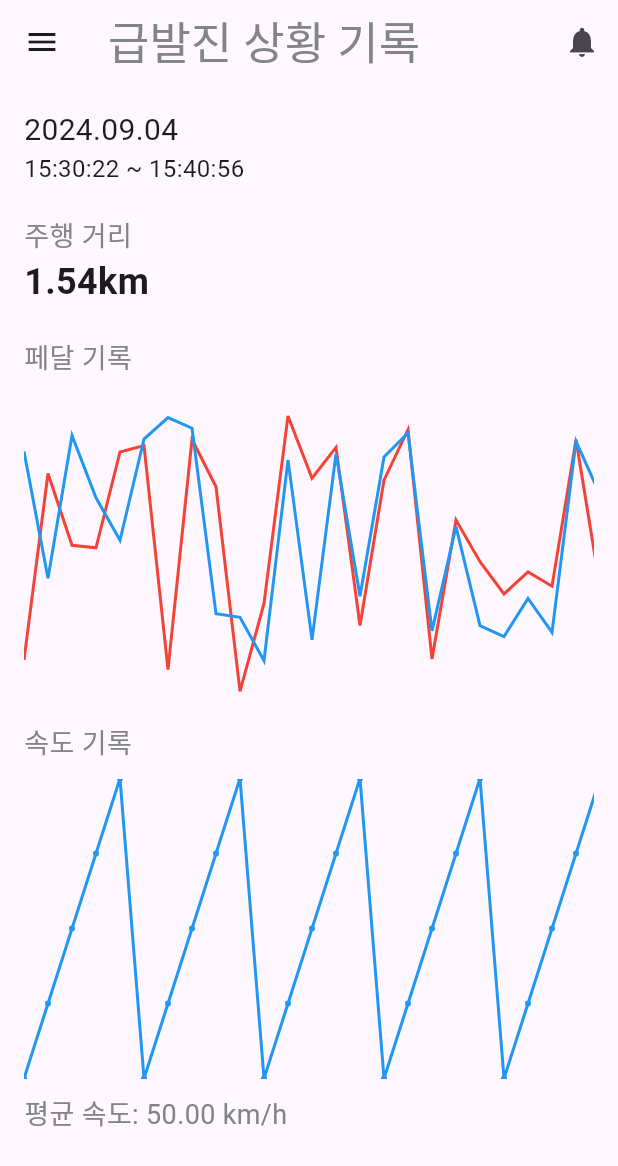
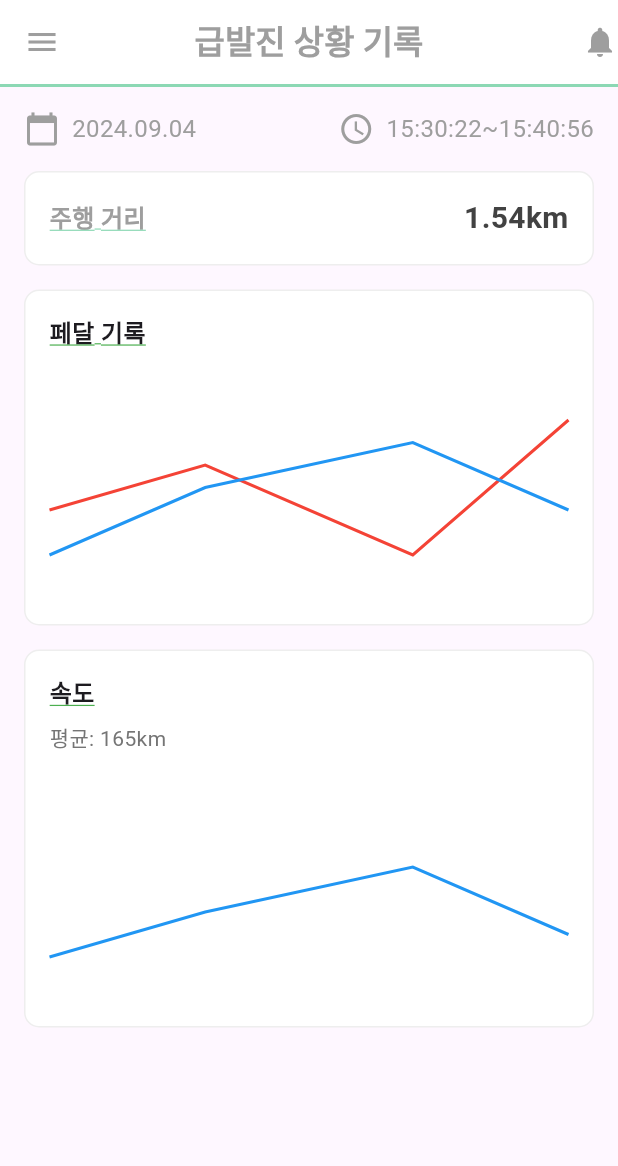
Before and after one commit to Sl0wmon/Frontend, a Flutter app: the RecordPage screen opened by its route, on a phone screen of 412 x 824 dp. Shown: the top 1166 px of the screen. Run offline on Flutter 3.47's test engine with Material 3 defaults, Android fonts, the phone set to English and light mode, and no system bars; Roboto replaces fonts that are missing (head).

Commit message:
record 페이지 대개편

```diff
--- /dev/null
+++ b/lib/graph_card.dart
@@ -0,0 +1,51 @@
+import 'package:flutter/material.dart';
+
+class GraphCard extends StatelessWidget {
+  final String title;
+  final String? subtitle;
+  final Widget child;
+
+  const GraphCard({
+    required this.title,
+    this.subtitle,
+    required this.child,
+  });
+
+  @override
+  Widget build(BuildContext context) {
+    return Container(
+      padding: EdgeInsets.all(16),
+      decoration: BoxDecoration(
+        color: Colors.white,
+        borderRadius: BorderRadius.circular(10),
+        border: Border.all(color: Colors.grey[200]!),
+      ),
+      child: Column(
+        crossAxisAlignment: CrossAxisAlignment.start,
+        children: [
+          Text(
+            title,
+            style: TextStyle(
+              fontSize: 16,
+              fontWeight: FontWeight.bold,
+              decoration: TextDecoration.underline,
+              decorationColor: Colors.green,
+            ),
+          ),
+          if (subtitle != null) ...[
+            SizedBox(height: 8),
+            Text(
+              subtitle!,
+              style: TextStyle(fontSize: 14, color: Colors.grey[600]),
+            ),
+          ],
+          SizedBox(height: 16),
+          Container(
+            height: 150,
+            child: child,
+          ),
+        ],
+      ),
+    );
+  }
+}
--- /dev/null
+++ b/lib/info_box.dart
@@ -0,0 +1,22 @@
+import 'package:flutter/material.dart';
+
+class InfoBox extends StatelessWidget {
+  final IconData icon;
+  final String text;
+
+  const InfoBox({required this.icon, required this.text});
+
+  @override
+  Widget build(BuildContext context) {
+    return Row(
+      children: [
+        Icon(icon, color: Colors.grey),
+        SizedBox(width: 8),
+        Text(
+          text,
+          style: TextStyle(fontSize: 16, color: Colors.grey),
+        ),
+      ],
+    );
+  }
+}
--- a/lib/main.dart
+++ b/lib/main.dart
@@ -20,7 +20,7 @@
       theme: ThemeData(
         primarySwatch: Colors.teal,
       ),
-      home: MyPage(),
+      home: LoginPage(),
       routes: {
         '/record': (context) => RecordPage(),
         '/dashboard': (context) => DashboardPage(),
--- /dev/null
+++ b/lib/pedal_chart.dart
@@ -0,0 +1,49 @@
+import 'package:flutter/material.dart';
+
+class PedalChart extends StatelessWidget {
+  @override
+  Widget build(BuildContext context) {
+    return Container(
+      height: 150,
+      width: double.infinity,
+      child: CustomPaint(
+        painter: PedalChartPainter(),
+      ),
+    );
+  }
+}
+
+class PedalChartPainter extends CustomPainter {
+  @override
+  void paint(Canvas canvas, Size size) {
+    final redPaint = Paint()
+      ..color = Colors.red
+      ..strokeWidth = 2
+      ..style = PaintingStyle.stroke;
+
+    final bluePaint = Paint()
+      ..color = Colors.blue
+      ..strokeWidth = 2
+      ..style = PaintingStyle.stroke;
+
+    // 페달 그래프 데이터
+    final pedalPath = Path()
+      ..moveTo(0, size.height * 0.6) // 시작점
+      ..lineTo(size.width * 0.3, size.height * 0.4)
+      ..lineTo(size.width * 0.7, size.height * 0.8)
+      ..lineTo(size.width, size.height * 0.2);
+
+    final pedalPath2 = Path()
+      ..moveTo(0, size.height * 0.8)
+      ..lineTo(size.width * 0.3, size.height * 0.5)
+      ..lineTo(size.width * 0.7, size.height * 0.3)
+      ..lineTo(size.width, size.height * 0.6);
+
+    // 그래프 그리기
+    canvas.drawPath(pedalPath, redPaint); // 브레이크 그래프
+    canvas.drawPath(pedalPath2, bluePaint); // 엑셀러레이터 그래프
+  }
+
+  @override
+  bool shouldRepaint(CustomPainter oldDelegate) => false;
+}
--- a/lib/record_page.dart
+++ b/lib/record_page.dart
@@ -1,189 +1,11 @@
-import 'dart:math';
 import 'package:flutter/material.dart';
-import 'dashboard_page.dart';
-import 'speed_chart_painter.dart';  // SpeedChartPainter import
-import 'pedal_chart_painter.dart';  // PedalChartPainter import
-import 'package:http/http.dart' as http;
-import 'dart:convert';
-import 'dart:async';
+import 'info_box.dart';
+import 'stat_box.dart';
+import 'graph_card.dart';
+import 'pedal_chart.dart';
+import 'speed_chart.dart';
 
 class RecordPage extends StatelessWidget {
-  @override
-  Widget build(BuildContext context) {
-    // 임의의 속도 데이터 (50개의 임의 속도 값)
-    final List<double> speedData = List.generate(50, (index) => (index % 5) * 20.0 + 10.0);
-    final double averageSpeed = speedData.reduce((a, b) => a + b) / speedData.length;
-
-    // 브레이크와 엑셀러레이터 페달의 임의 데이터 생성
-    final random = Random();
-    final List<double> brakeData = List.generate(50, (index) => random.nextDouble());  // 0과 1 사이의 랜덤 값
-    final List<double> accelData = List.generate(50, (index) => random.nextDouble());  // 0과 1 사이의 랜덤 값
-
-    return Scaffold(
-      appBar: AppBar(
-        title: Text(
-          '급발진 상황 기록',
-          style: TextStyle(
-              fontFamily: 'head',
-              fontSize: 30,
-              color: colorFromHex('#818585')
-          ),
-        ),
-        actions: [
-          IconButton(
-            icon: Icon(Icons.notifications),
-            onPressed: () {
-              // 알림 아이콘 클릭 시 동작
-            },
-          ),
-        ],
-        leading: Builder(
-          builder: (context) => IconButton(
-            icon: Icon(Icons.menu),
-            onPressed: () {
-              Scaffold.of(context).openDrawer();
-            },
-          ),
-        ),
-      ),
-      drawer: _buildDrawer(context),
-      body: Padding(
-        padding: const EdgeInsets.all(16.0),
-        child: Column(
-          crossAxisAlignment: CrossAxisAlignment.start,
-          children: [
-            Text('2024.09.04',
-                style: TextStyle(
-                    fontSize: 20,
-                    fontFamily: 'head'
-                )
-            ),
-            Text('15:30:22 ~ 15:40:56',
-                style: TextStyle(
-                    fontSize: 16,
-                    fontFamily: 'head'
-                )
-            ),
-            SizedBox(height: 20),
-            Text('주행 거리',
-                style: TextStyle(
-                    fontSize: 18,
-                    fontFamily: 'head',
-                    color: colorFromHex('#818585')
-                )
-            ),
-            Text('1.54km',
-                style: TextStyle(
-                    fontSize: 24,
-                    fontWeight: FontWeight.bold,
-                    fontFamily: 'head'
-                )
-            ),
-            SizedBox(height: 20),
-            Text('페달 기록',
-                style: TextStyle(
-                    fontSize: 18,
-                    fontFamily: 'head',
-                    color: colorFromHex('#818585')
-                )
-            ),
-            SizedBox(height: 10),
-            SingleChildScrollView(
-              scrollDirection: Axis.horizontal,
-              child: Container(
-                height: 200,
-                width: 800, // 그래프를 더 넓게 표시
-                child: CustomPaint(
-                  painter: PedalChartPainter(
-                    brakeData: brakeData,
-                    accelData: accelData,
-                  ),
-                ),
-              ),
-            ),
-            SizedBox(height: 20),
-            Text('속도 기록',
-                style: TextStyle(
-                    fontSize: 18,
-                    fontFamily: 'head',
-                    color: colorFromHex('#818585')
-                )
-            ),
-            SizedBox(height: 10),
-            SingleChildScrollView(
-              scrollDirection: Axis.horizontal,
-              child: Container(
-                height: 200,
-                width: 800, // 그래프를 더 넓게 표시
-                child: CustomPaint(
-                  painter: SpeedChartPainter(speedData: speedData),
-                ),
-              ),
-            ),
-            SizedBox(height: 10),
-            Text('평균 속도: ${averageSpeed.toStringAsFixed(2)} km/h',
-                style: TextStyle(
-                    fontSize: 18,
-                    fontFamily: 'head',
-                    color: colorFromHex('#818585')
-                )
-            ),
-          ],
-        ),
-      ),
-    );
-  }
-
-  Widget _buildDrawer(BuildContext context) {
-    return Drawer(
-      child: ListView(
-        padding: EdgeInsets.zero,
-        children: [
-          DrawerHeader(
-            child: Text('사이드 메뉴', style: TextStyle(color: Colors.white, fontSize: 24)),
-            decoration: BoxDecoration(
-              color: colorFromHex('#8CD8B4'),
-            ),
-          ),
-          ListTile(
-            title: Text('대시보드'),
-            onTap: () {
-              Navigator.pop(context);
-              Navigator.push(
-                context,
-                MaterialPageRoute(builder: (context) => DashboardPage()),
-              );
-            },
-          ),
-          ListTile(
-            title: Text('급발진 상황 기록'),
-            onTap: () {
-              Navigator.pop(context);
-            },
-          ),
-          ListTile(
-            title: Text('차량 부품 교체 주기'),
-            onTap: () {
-              Navigator.pop(context);
-            },
-          ),
-          ListTile(
-            title: Text('OBD 진단 가이드'),
-            onTap: () {
-              Navigator.pop(context);
-            },
-          ),
-          ListTile(
-            title: Text('알림'),
-            onTap: () {
-              Navigator.pop(context);
-            },
-          ),
-        ],
-      ),
-    );
-  }
-
   Color colorFromHex(String hexColor) {
     hexColor = hexColor.replaceAll('#', '');
     if (hexColor.length == 6) {
@@ -191,4 +13,76 @@ class RecordPage extends StatelessWidget {
     }
     return Color(int.parse('0x$hexColor'));
   }
+
+  @override
+  Widget build(BuildContext context) {
+    return Scaffold(
+      appBar: AppBar(
+        leading: Icon(Icons.menu, color: Colors.grey),
+        title: Text(
+          '급발진 상황 기록',
+          style: TextStyle(color: Colors.grey, fontWeight: FontWeight.bold),
+        ),
+        centerTitle: true,
+        backgroundColor: Colors.white,
+        elevation: 0,
+        actions: [
+          Icon(Icons.notifications, color: Colors.grey),
+        ],
+        bottom: PreferredSize(
+          preferredSize: Size.fromHeight(2),
+          child: Container(
+            height: 2,
+            color: colorFromHex('#8CD8B4'),
+          ),
+        ),
+      ),
+      body: SingleChildScrollView(
+        child: Column(
+          crossAxisAlignment: CrossAxisAlignment.start,
+          children: [
+            // 날짜 및 시간
+            Padding(
+              padding: const EdgeInsets.all(16.0),
+              child: Row(
+                mainAxisAlignment: MainAxisAlignment.spaceBetween,
+                children: [
+                  InfoBox(icon: Icons.calendar_today, text: '2024.09.04'),
+                  InfoBox(icon: Icons.access_time, text: '15:30:22~15:40:56'),
+                ],
+              ),
+            ),
+            // 주행 거리
+            Padding(
+              padding: const EdgeInsets.symmetric(horizontal: 16.0),
+              child: StatBox(
+                label: '주행 거리',
+                value: '1.54km',
+                color: colorFromHex('#8CD8B4'),
+              ),
+            ),
+            SizedBox(height: 16),
+            // 페달 기록 그래프
+            Padding(
+              padding: const EdgeInsets.symmetric(horizontal: 16.0),
+              child: GraphCard(
+                title: '페달 기록',
+                child: PedalChart(),
+              ),
+            ),
+            SizedBox(height: 16),
+            // 속도 그래프
+            Padding(
+              padding: const EdgeInsets.symmetric(horizontal: 16.0),
+              child: GraphCard(
+                title: '속도',
+                subtitle: '평균: 165km',
+                child: SpeedChart(),
+              ),
+            ),
+          ],
+        ),
+      ),
+    );
+  }
 }
--- /dev/null
+++ b/lib/speed_chart.dart
@@ -0,0 +1,37 @@
+import 'package:flutter/material.dart';
+
+class SpeedChart extends StatelessWidget {
+  @override
+  Widget build(BuildContext context) {
+    return Container(
+      height: 150,
+      width: double.infinity,
+      child: CustomPaint(
+        painter: SpeedChartPainter(),
+      ),
+    );
+  }
+}
+
+class SpeedChartPainter extends CustomPainter {
+  @override
+  void paint(Canvas canvas, Size size) {
+    final bluePaint = Paint()
+      ..color = Colors.blue
+      ..strokeWidth = 2
+      ..style = PaintingStyle.stroke;
+
+    // 속도 그래프 데이터
+    final speedPath = Path()
+      ..moveTo(0, size.height * 0.8) // 시작점
+      ..lineTo(size.width * 0.3, size.height * 0.6)
+      ..lineTo(size.width * 0.7, size.height * 0.4)
+      ..lineTo(size.width, size.height * 0.7);
+
+    // 그래프 그리기
+    canvas.drawPath(speedPath, bluePaint);
+  }
+
+  @override
+  bool shouldRepaint(CustomPainter oldDelegate) => false;
+}
--- /dev/null
+++ b/lib/stat_box.dart
@@ -0,0 +1,48 @@
+import 'package:flutter/material.dart';
+
+class StatBox extends StatelessWidget {
+  final String label;
+  final String value;
+  final Color color;
+
+  const StatBox({
+    required this.label,
+    required this.value,
+    required this.color,
+  });
+
+  @override
+  Widget build(BuildContext context) {
+    return Container(
+      padding: EdgeInsets.all(16),
+      decoration: BoxDecoration(
+        color: Colors.white,
+        borderRadius: BorderRadius.circular(10),
+        border: Border.all(color: Colors.grey[200]!),
+      ),
+      child: Row(
+        mainAxisAlignment: MainAxisAlignment.spaceBetween,
+        children: [
+          Text(
+            label,
+            style: TextStyle(
+              fontSize: 16,
+              color: Colors.grey,
+              fontWeight: FontWeight.bold,
+              decoration: TextDecoration.underline,
+              decorationColor: color,
+            ),
+          ),
+          Text(
+            value,
+            style: TextStyle(
+              fontSize: 20,
+              color: Colors.grey[800],
+              fontWeight: FontWeight.bold,
+            ),
+          ),
+        ],
+      ),
+    );
+  }
+}
```
Also changed, not shown: lib/pedal_chart_painter.dart (deleted, +0 -49 lines), lib/regist_page.dart (+9 -9 lines), lib/speed_chart_painter.dart (deleted, +0 -45 lines).
